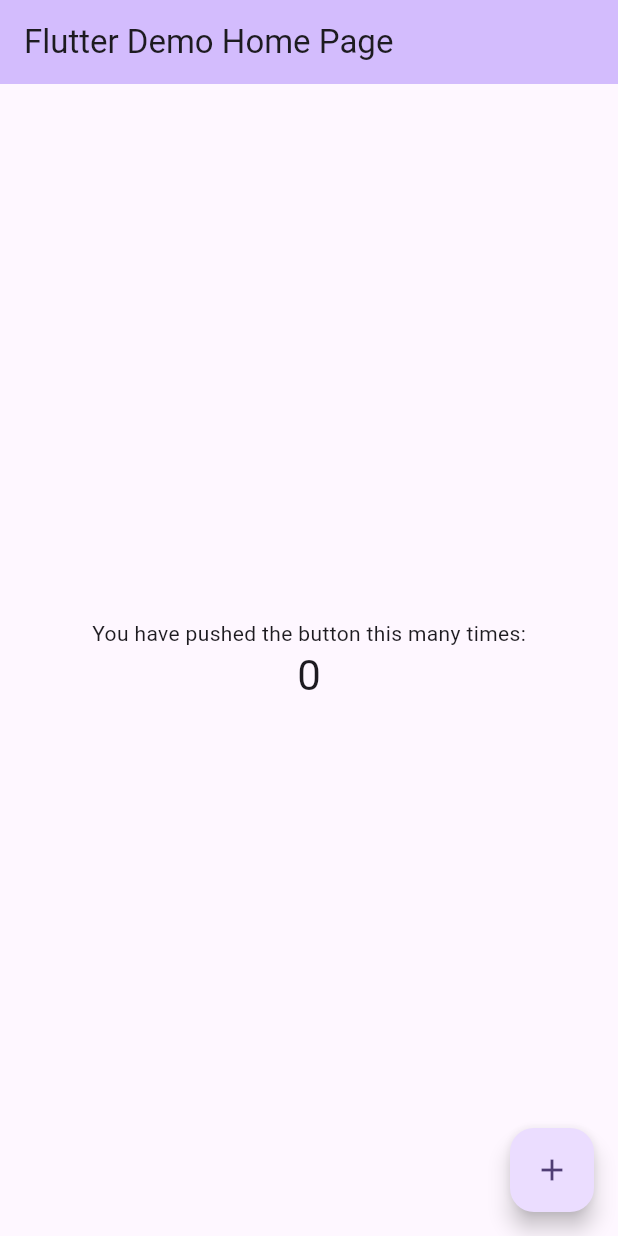
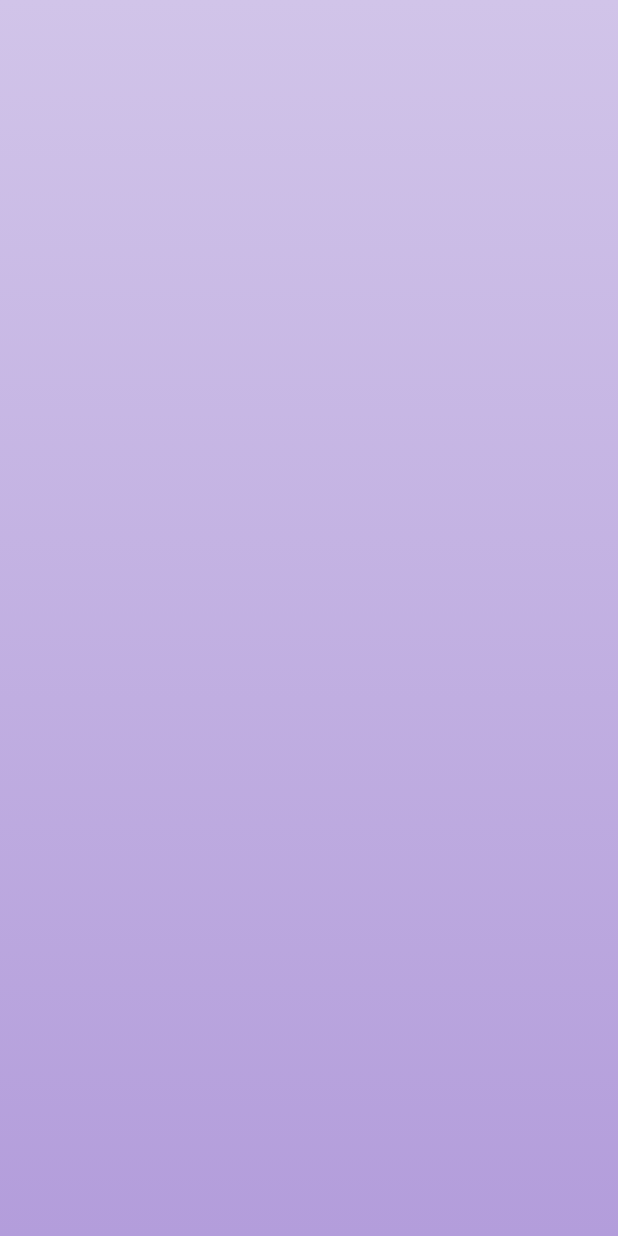
Before and after one commit to bunnyBites/check-mate, a Flutter app: the screen it shows after launch, on a phone screen of 412 x 824 dp. Run offline on Flutter 3.47's test engine with Material 2 defaults, Android fonts, the phone set to English and light mode, and no system bars.

Commit message:
add background

```diff
--- a/lib/main.dart
+++ b/lib/main.dart
@@ -1,3 +1,4 @@
+import 'package:check_mate/screens/home.dart';
 import 'package:flutter/material.dart';
 
 void main() {
@@ -31,95 +32,7 @@ class MyApp extends StatelessWidget {
         colorScheme: ColorScheme.fromSeed(seedColor: Colors.deepPurple),
         useMaterial3: true,
       ),
-      home: const MyHomePage(title: 'Flutter Demo Home Page'),
+      home: const Home(),
     );
   }
 }
-
-class MyHomePage extends StatefulWidget {
-  const MyHomePage({super.key, required this.title});
-
-  // This widget is the home page of your application. It is stateful, meaning
-  // that it has a State object (defined below) that contains fields that affect
-  // how it looks.
-
-  // This class is the configuration for the state. It holds the values (in this
-  // case the title) provided by the parent (in this case the App widget) and
-  // used by the build method of the State. Fields in a Widget subclass are
-  // always marked "final".
-
-  final String title;
-
-  @override
-  State<MyHomePage> createState() => _MyHomePageState();
-}
-
-class _MyHomePageState extends State<MyHomePage> {
-  int _counter = 0;
-
-  void _incrementCounter() {
-    setState(() {
-      // This call to setState tells the Flutter framework that something has
-      // changed in this State, which causes it to rerun the build method below
-      // so that the display can reflect the updated values. If we changed
-      // _counter without calling setState(), then the build method would not be
-      // called again, and so nothing would appear to happen.
-      _counter++;
-    });
-  }
-
-  @override
-  Widget build(BuildContext context) {
-    // This method is rerun every time setState is called, for instance as done
-    // by the _incrementCounter method above.
-    //
-    // The Flutter framework has been optimized to make rerunning build methods
-    // fast, so that you can just rebuild anything that needs updating rather
-    // than having to individually change instances of widgets.
-    return Scaffold(
-      appBar: AppBar(
-        // TRY THIS: Try changing the color here to a specific color (to
-        // Colors.amber, perhaps?) and trigger a hot reload to see the AppBar
-        // change color while the other colors stay the same.
-        backgroundColor: Theme.of(context).colorScheme.inversePrimary,
-        // Here we take the value from the MyHomePage object that was created by
-        // the App.build method, and use it to set our appbar title.
-        title: Text(widget.title),
-      ),
-      body: Center(
-        // Center is a layout widget. It takes a single child and positions it
-        // in the middle of the parent.
-        child: Column(
-          // Column is also a layout widget. It takes a list of children and
-          // arranges them vertically. By default, it sizes itself to fit its
-          // children horizontally, and tries to be as tall as its parent.
-          //
-          // Column has various properties to control how it sizes itself and
-          // how it positions its children. Here we use mainAxisAlignment to
-          // center the children vertically; the main axis here is the vertical
-          // axis because Columns are vertical (the cross axis would be
-          // horizontal).
-          //
-          // TRY THIS: Invoke "debug painting" (choose the "Toggle Debug Paint"
-          // action in the IDE, or press "p" in the console), to see the
-          // wireframe for each widget.
-          mainAxisAlignment: MainAxisAlignment.center,
-          children: <Widget>[
-            const Text(
-              'You have pushed the button this many times:',
-            ),
-            Text(
-              '$_counter',
-              style: Theme.of(context).textTheme.headlineMedium,
-            ),
-          ],
-        ),
-      ),
-      floatingActionButton: FloatingActionButton(
-        onPressed: _incrementCounter,
-        tooltip: 'Increment',
-        child: const Icon(Icons.add),
-      ), // This trailing comma makes auto-formatting nicer for build methods.
-    );
-  }
-}
--- /dev/null
+++ b/lib/screens/home.dart
@@ -0,0 +1,29 @@
+import 'package:flutter/material.dart';
+
+class Home extends StatefulWidget {
+  const Home({super.key});
+
+  @override
+  State<Home> createState() => _HomeState();
+}
+
+class _HomeState extends State<Home> {
+  @override
+  Widget build(BuildContext context) {
+    return Scaffold(
+      body: SafeArea(
+          child: Container(
+        decoration: BoxDecoration(
+          gradient: LinearGradient(
+            begin: Alignment.topCenter,
+            end: Alignment.bottomCenter,
+            colors: [
+              Colors.deepPurple.shade100,
+              Colors.deepPurple.shade200,
+            ],
+          ),
+        ),
+      )),
+    );
+  }
+}
```
